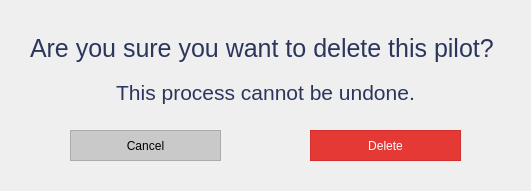
The window that Gui/Administrator/Delete Pilot/DeletePilot.ui (whitePenumbra/SARdrone) describes before a commit, drawn with Qt 5.
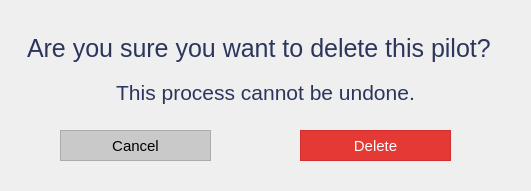
The same window after the commit. Icons and pictures are not drawn.

What changed in the file:
```diff
--- a/Gui/Administrator/Delete Pilot/DeletePilot.ui
+++ b/Gui/Administrator/Delete Pilot/DeletePilot.ui
@@ -1,12 +1,14 @@
 <?xml version="1.0" encoding="UTF-8"?>
 <ui version="4.0">
- <class>Dialog</class>
- <widget class="QDialog" name="Dialog">
-  <property name="sizePolicy">
-   <sizepolicy hsizetype="Preferred" vsizetype="Ignored">
-    <horstretch>0</horstretch>
-    <verstretch>0</verstretch>
-   </sizepolicy>
+ <class>MainWindow</class>
+ <widget class="QMainWindow" name="MainWindow">
+  <property name="geometry">
+   <rect>
+    <x>0</x>
+    <y>0</y>
+    <width>531</width>
+    <height>191</height>
+   </rect>
   </property>
   <property name="minimumSize">
    <size>
@@ -27,15 +29,22 @@
    <iconset>
     <normaloff>../../Resources/logo_svg.svg</normaloff>../../Resources/logo_svg.svg</iconset>
   </property>
+  <widget class="QWidget" name="centralwidget">
   <widget class="QPushButton" name="btn_cancel">
    <property name="geometry">
     <rect>
-     <x>70</x>
+      <x>60</x>
      <y>130</y>
      <width>151</width>
      <height>31</height>
     </rect>
    </property>
+    <property name="font">
+     <font>
+      <family>Helvetica</family>
+      <pointsize>11</pointsize>
+     </font>
+    </property>
    <property name="styleSheet">
     <string notr="true">QPushButton {
 color: rgb(0, 0, 0);
@@ -64,44 +73,12 @@
     <string>Cancel</string>
    </property>
   </widget>
-  <widget class="QPushButton" name="btn_delete">
-   <property name="geometry">
-    <rect>
-     <x>310</x>
-     <y>130</y>
-     <width>151</width>
-     <height>31</height>
-    </rect>
-   </property>
-   <property name="styleSheet">
-    <string notr="true">QPushButton {
-color: rgb(255, 255, 255);
-background-color: #E53935;
-border: 1.2px solid #D32F2F;
-outline: none;}
-
-QPushButton:hover{
-background-color: #D32F2F;
-outline: none;
-border: none;
-}
-
-QPushButton:pressed{
-    background-color: #C62828;
-outline: none;
-border: none;
-}</string>
-   </property>
-   <property name="text">
-    <string>Delete</string>
-   </property>
-  </widget>
   <widget class="QWidget" name="layoutWidget">
    <property name="geometry">
     <rect>
-     <x>30</x>
+      <x>20</x>
      <y>30</y>
-     <width>471</width>
+      <width>491</width>
      <height>81</height>
     </rect>
    </property>
@@ -114,6 +91,9 @@
         <pointsize>19</pointsize>
        </font>
       </property>
+       <property name="styleSheet">
+        <string notr="true">padding-left:1px;</string>
+       </property>
       <property name="text">
        <string>&lt;html&gt;&lt;head/&gt;&lt;body&gt;&lt;p&gt;&lt;span style=&quot; color:#2c365d;&quot;&gt;Are you sure you want to delete this pilot?&lt;/span&gt;&lt;/p&gt;&lt;/body&gt;&lt;/html&gt;</string>
       </property>
@@ -136,6 +116,45 @@
      </widget>
     </item>
    </layout>
+   </widget>
+   <widget class="QPushButton" name="btn_delete">
+    <property name="geometry">
+     <rect>
+      <x>300</x>
+      <y>130</y>
+      <width>151</width>
+      <height>31</height>
+     </rect>
+    </property>
+    <property name="font">
+     <font>
+      <family>Helvetica</family>
+      <pointsize>11</pointsize>
+     </font>
+    </property>
+    <property name="styleSheet">
+     <string notr="true">QPushButton {
+color: rgb(255, 255, 255);
+background-color: #E53935;
+border: 1.2px solid #D32F2F;
+outline: none;}
+
+QPushButton:hover{
+background-color: #D32F2F;
+outline: none;
+border: none;
+}
+
+QPushButton:pressed{
+    background-color: #C62828;
+outline: none;
+border: none;
+}</string>
+    </property>
+    <property name="text">
+     <string>Delete</string>
+    </property>
+   </widget>
   </widget>
  </widget>
  <resources/>
```
Lines whose indentation alone changed are shown as unchanged.
